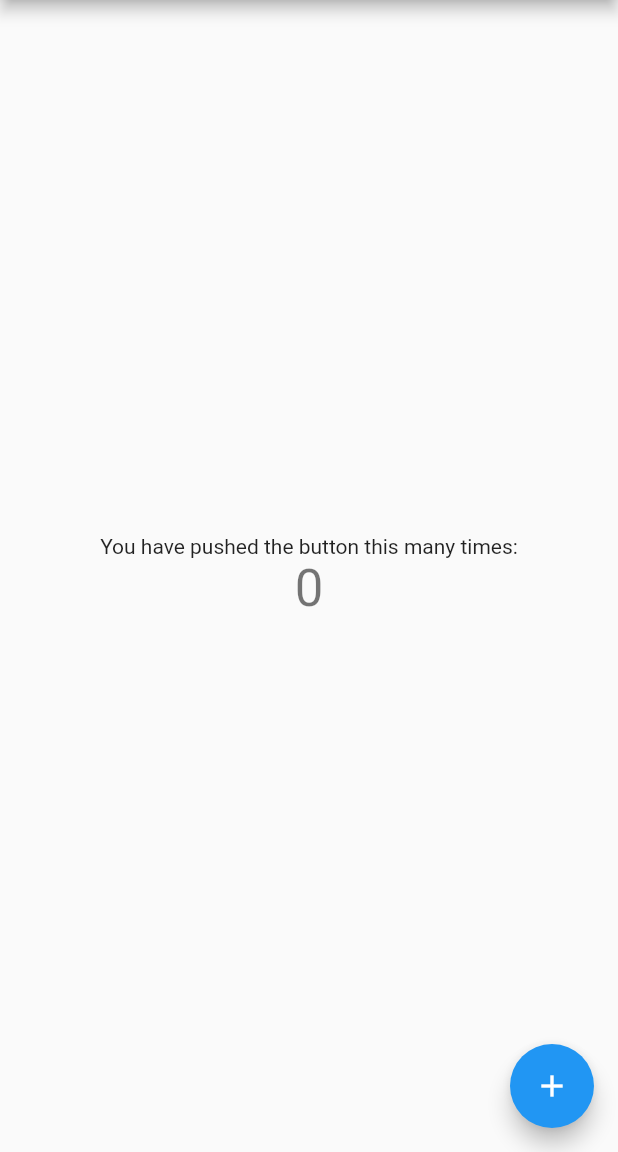
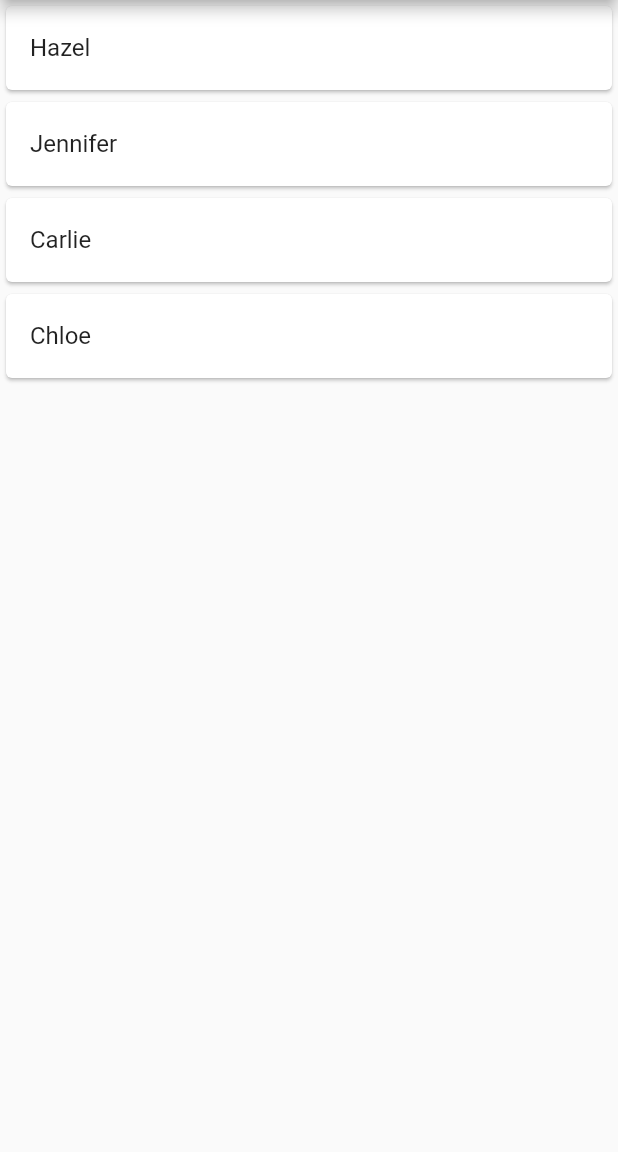
Before and after one commit to ardisaurus/flutter-basics, a Flutter app: the screen it shows after launch, on a phone screen of 412 x 824 dp, the part 84-1236 px from its top. Run offline on Flutter 3.47's test engine with Material 2 defaults, Android fonts, the phone set to English and light mode, and no system bars.

Commit message:
Finish lisview example

```diff
--- a/listview/lib/main.dart
+++ b/listview/lib/main.dart
@@ -1,117 +1,20 @@
 import 'package:flutter/material.dart';
+import 'package:listview/screens/home.dart';
 
 void main() {
   runApp(MyApp());
 }
 
 class MyApp extends StatelessWidget {
-  // This widget is the root of your application.
   @override
   Widget build(BuildContext context) {
     return MaterialApp(
       title: 'Flutter Demo',
       theme: ThemeData(
-        // This is the theme of your application.
-        //
-        // Try running your application with "flutter run". You'll see the
-        // application has a blue toolbar. Then, without quitting the app, try
-        // changing the primarySwatch below to Colors.green and then invoke
-        // "hot reload" (press "r" in the console where you ran "flutter run",
-        // or simply save your changes to "hot reload" in a Flutter IDE).
-        // Notice that the counter didn't reset back to zero; the application
-        // is not restarted.
         primarySwatch: Colors.blue,
-        // This makes the visual density adapt to the platform that you run
-        // the app on. For desktop platforms, the controls will be smaller and
-        // closer together (more dense) than on mobile platforms.
         visualDensity: VisualDensity.adaptivePlatformDensity,
       ),
       home: MyHomePage(title: 'Flutter Demo Home Page'),
     );
   }
 }
-
-class MyHomePage extends StatefulWidget {
-  MyHomePage({Key key, this.title}) : super(key: key);
-
-  // This widget is the home page of your application. It is stateful, meaning
-  // that it has a State object (defined below) that contains fields that affect
-  // how it looks.
-
-  // This class is the configuration for the state. It holds the values (in this
-  // case the title) provided by the parent (in this case the App widget) and
-  // used by the build method of the State. Fields in a Widget subclass are
-  // always marked "final".
-
-  final String title;
-
-  @override
-  _MyHomePageState createState() => _MyHomePageState();
-}
-
-class _MyHomePageState extends State<MyHomePage> {
-  int _counter = 0;
-
-  void _incrementCounter() {
-    setState(() {
-      // This call to setState tells the Flutter framework that something has
-      // changed in this State, which causes it to rerun the build method below
-      // so that the display can reflect the updated values. If we changed
-      // _counter without calling setState(), then the build method would not be
-      // called again, and so nothing would appear to happen.
-      _counter++;
-    });
-  }
-
-  @override
-  Widget build(BuildContext context) {
-    // This method is rerun every time setState is called, for instance as done
-    // by the _incrementCounter method above.
-    //
-    // The Flutter framework has been optimized to make rerunning build methods
-    // fast, so that you can just rebuild anything that needs updating rather
-    // than having to individually change instances of widgets.
-    return Scaffold(
-      appBar: AppBar(
-        // Here we take the value from the MyHomePage object that was created by
-        // the App.build method, and use it to set our appbar title.
-        title: Text(widget.title),
-      ),
-      body: Center(
-        // Center is a layout widget. It takes a single child and positions it
-        // in the middle of the parent.
-        child: Column(
-          // Column is also a layout widget. It takes a list of children and
-          // arranges them vertically. By default, it sizes itself to fit its
-          // children horizontally, and tries to be as tall as its parent.
-          //
-          // Invoke "debug painting" (press "p" in the console, choose the
-          // "Toggle Debug Paint" action from the Flutter Inspector in Android
-          // Studio, or the "Toggle Debug Paint" command in Visual Studio Code)
-          // to see the wireframe for each widget.
-          //
-          // Column has various properties to control how it sizes itself and
-          // how it positions its children. Here we use mainAxisAlignment to
-          // center the children vertically; the main axis here is the vertical
-          // axis because Columns are vertical (the cross axis would be
-          // horizontal).
-          mainAxisAlignment: MainAxisAlignment.center,
-          children: <Widget>[
-            Text(
-              'You have pushed the button this many times:',
-            ),
-            Text(
-              '$_counter',
-              style: Theme.of(context).textTheme.headline4,
-            ),
-          ],
-        ),
-      ),
-      floatingActionButton: FloatingActionButton(
-        onPressed: _incrementCounter,
-        tooltip: 'Increment',
-        child: Icon(Icons.add),
-      ), // This trailing comma makes auto-formatting nicer for build methods.
-    );
-  }
-}
--- /dev/null
+++ b/listview/lib/screens/home.dart
@@ -0,0 +1,40 @@
+import 'package:flutter/material.dart';
+import 'package:listview/services/user.dart';
+
+class MyHomePage extends StatefulWidget {
+  MyHomePage({Key key, this.title}) : super(key: key);
+
+  final String title;
+
+  @override
+  _MyHomePageState createState() => _MyHomePageState();
+}
+
+class _MyHomePageState extends State<MyHomePage> {
+  List<User> users = [
+    User(name: 'Hazel', age: 14),
+    User(name: 'Jennifer', age: 15),
+    User(name: 'Carlie', age: 18),
+    User(name: 'Chloe', age: 20),
+  ];
+
+  @override
+  Widget build(BuildContext context) {
+    return Scaffold(
+      appBar: AppBar(
+        title: Text(widget.title),
+      ),
+      body: ListView.builder(
+        itemCount: users.length,
+        itemBuilder: (context, index) {
+          return Card(
+            child: ListTile(
+              onTap: () {},
+              title: Text(users[index].name),
+            ),
+          );
+        },
+      ),
+    );
+  }
+}
--- /dev/null
+++ b/listview/lib/services/user.dart
@@ -0,0 +1,6 @@
+class User {
+  String name;
+  int age;
+
+  User({this.name, this.age});
+}
```
Also changed, not shown: 2 other files.
